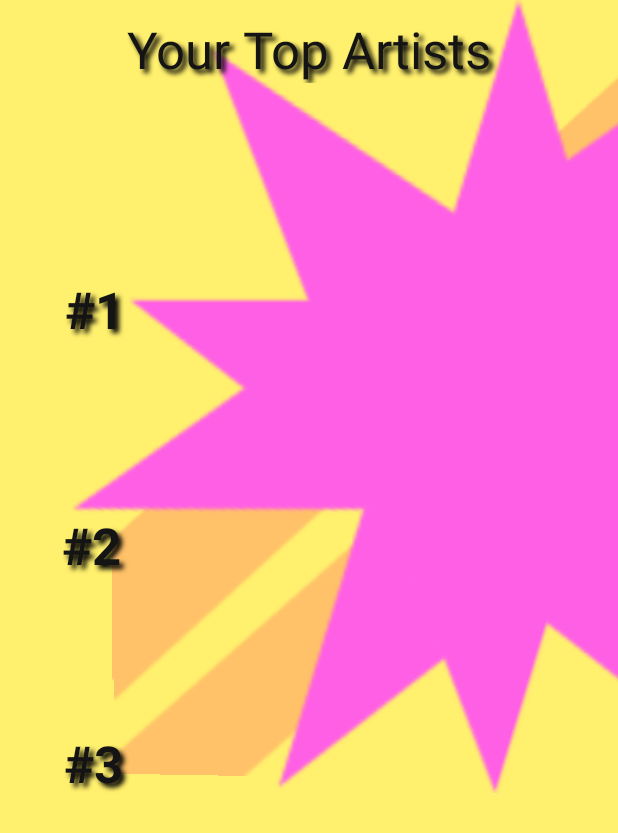
After one commit to eoriont/spotify_wrapped, an Android app: the frame4 screen opened directly, with no data from a screen before it, on a phone screen of 412 x 824 dp. The commit adds this screen. Shown: the top 833 px of the screen. Run offline under Robolectric (Android 15) with nearby library versions, the phone set to English and light mode, and no system bars.

Commit message:
adding frame 4 for user story 1

```diff
--- a/SpotifyWrappedApp/app/src/main/AndroidManifest.xml
+++ b/SpotifyWrappedApp/app/src/main/AndroidManifest.xml
@@ -14,6 +14,9 @@
         android:usesCleartextTraffic="true"
         tools:targetApi="31">
         <activity
+            android:name=".frame4"
+            android:exported="false" />
+        <activity
             android:name=".MainActivity"
             android:exported="true">
             <intent-filter>
--- /dev/null
+++ b/SpotifyWrappedApp/app/src/main/java/com/example/spotifywrappedapp/frame4.java
@@ -0,0 +1,14 @@
+package com.example.spotifywrappedapp;
+
+import androidx.appcompat.app.AppCompatActivity;
+
+import android.os.Bundle;
+
+public class frame4 extends AppCompatActivity {
+
+    @Override
+    protected void onCreate(Bundle savedInstanceState) {
+        super.onCreate(savedInstanceState);
+        setContentView(R.layout.activity_frame4);
+    }
+}
--- /dev/null
+++ b/SpotifyWrappedApp/app/src/main/res/layout/activity_frame4.xml
@@ -0,0 +1,145 @@
+<?xml version="1.0" encoding="utf-8"?>
+<androidx.constraintlayout.widget.ConstraintLayout xmlns:android="http://schemas.android.com/apk/res/android"
+    xmlns:app="http://schemas.android.com/apk/res-auto"
+    xmlns:tools="http://schemas.android.com/tools"
+    android:layout_width="match_parent"
+    android:layout_height="match_parent"
+    android:background="@color/yellow"
+    tools:context=".frame4">
+
+    <ImageView
+        android:layout_width="638dp"
+        android:layout_height="520dp"
+        android:rotation="181"
+        android:src="@drawable/rectangle12"
+        tools:layout_editor_absoluteX="-146dp"
+        tools:layout_editor_absoluteY="258dp" />
+
+    <ImageView
+        android:layout_width="638dp"
+        android:layout_height="520dp"
+        android:src="@drawable/rectangle12"
+        tools:layout_editor_absoluteX="76dp"
+        tools:layout_editor_absoluteY="384dp" />
+
+
+    <ImageView
+        android:layout_width="638dp"
+        android:layout_height="520dp"
+        android:src="@drawable/rectangle12"
+        tools:layout_editor_absoluteX="-90dp"
+        tools:layout_editor_absoluteY="-15dp" />
+
+    <ImageView
+        android:layout_width="655dp"
+        android:layout_height="536dp"
+        android:src="@drawable/rectangle12"
+        tools:layout_editor_absoluteX="-74dp"
+        tools:layout_editor_absoluteY="156dp" />
+
+    <ImageView
+        android:layout_width="638dp"
+        android:layout_height="520dp"
+        android:src="@drawable/rectangle12"
+        tools:layout_editor_absoluteX="-179dp"
+        tools:layout_editor_absoluteY="-123dp" />
+
+    <ImageView
+        android:layout_width="691dp"
+        android:layout_height="526dp"
+        android:src="@drawable/star1"
+        tools:layout_editor_absoluteX="-140dp"
+        tools:layout_editor_absoluteY="81dp" />
+
+    <ImageView
+        android:layout_width="691dp"
+        android:layout_height="526dp"
+        android:rotation="107"
+        android:src="@drawable/star1"
+        tools:layout_editor_absoluteX="-119dp"
+        tools:layout_editor_absoluteY="102dp" />
+
+
+
+
+    <TextView
+        android:id="@+id/textView"
+        style="@style/TextShadowStyle"
+        android:layout_width="0dp"
+        android:layout_height="wrap_content"
+        android:layout_marginTop="10dp"
+        android:gravity="center"
+        android:text="Your Top Artists"
+        android:textAlignment="center"
+        android:textAppearance="@style/TextAppearance.AppCompat.Large"
+        android:textColor=
+
+            "#141414"
+        android:textSize="34sp"
+        app:layout_constraintEnd_toEndOf="parent"
+        app:layout_constraintStart_toStartOf="parent"
+        app:layout_constraintTop_toTopOf="parent" />
+    //"bold"
+
+    <TextView
+        android:id="@+id/textView2"
+        style="@style/TextShadowStyle"
+        android:layout_width="125dp"
+        android:layout_height="wrap_content"
+        android:layout_marginTop="128dp"
+        android:gravity="center"
+        android:text="#1"
+        android:textAlignment="center"
+        android:textAppearance="@style/TextAppearance.AppCompat.Large"
+        android:textColor=
+
+            "#141414"
+        android:textSize="34sp"
+        android:textStyle="bold"
+        app:layout_constraintStart_toStartOf="parent"
+        app:layout_constraintTop_toBottomOf="@+id/textView" />
+
+    <TextView
+        android:id="@+id/textView3"
+        style="@style/TextShadowStyle"
+        android:layout_width="0dp"
+        android:layout_height="wrap_content"
+        android:layout_marginTop="112dp"
+        android:layout_marginEnd="2dp"
+        android:gravity="center"
+        android:text="#2"
+        android:textAlignment="center"
+        android:textAppearance="@style/TextAppearance.AppCompat.Large"
+        android:textColor=
+
+            "#141414"
+        android:textSize="34sp"
+        android:textStyle="bold"
+        app:layout_constraintEnd_toEndOf="@+id/textView4"
+        app:layout_constraintHorizontal_bias="0.0"
+        app:layout_constraintStart_toStartOf="parent"
+        app:layout_constraintTop_toBottomOf="@+id/textView2" />
+
+    <TextView
+        android:id="@+id/textView4"
+        style="@style/TextShadowStyle"
+        android:layout_width="0dp"
+        android:layout_height="wrap_content"
+        android:layout_marginTop="100dp"
+        android:layout_marginEnd="1dp"
+        android:gravity="center"
+        android:text="#3"
+        android:textAlignment="center"
+        android:textAppearance="@style/TextAppearance.AppCompat.Large"
+        android:textColor=
+
+            "#141414"
+        android:textSize="34sp"
+        android:textStyle="bold"
+        app:layout_constraintEnd_toEndOf="@+id/textView2"
+        app:layout_constraintHorizontal_bias="0.0"
+        app:layout_constraintStart_toStartOf="parent"
+        app:layout_constraintTop_toBottomOf="@+id/textView3" />
+
+
+</androidx.constraintlayout.widget.ConstraintLayout>
--- a/SpotifyWrappedApp/app/src/main/res/values/colors.xml
+++ b/SpotifyWrappedApp/app/src/main/res/values/colors.xml
@@ -2,4 +2,5 @@
 <resources>
     <color name="black">#FF000000</color>
     <color name="white">#FFFFFFFF</color>
+    <color name="yellow">#FFF06D</color>
 </resources>
```
Also changed, not shown: SpotifyWrappedApp/app/src/main/res/drawable/frame4background.png (added), SpotifyWrappedApp/app/src/main/res/drawable/rectangle12.png (added), SpotifyWrappedApp/app/src/main/res/drawable/star1.png (added).
